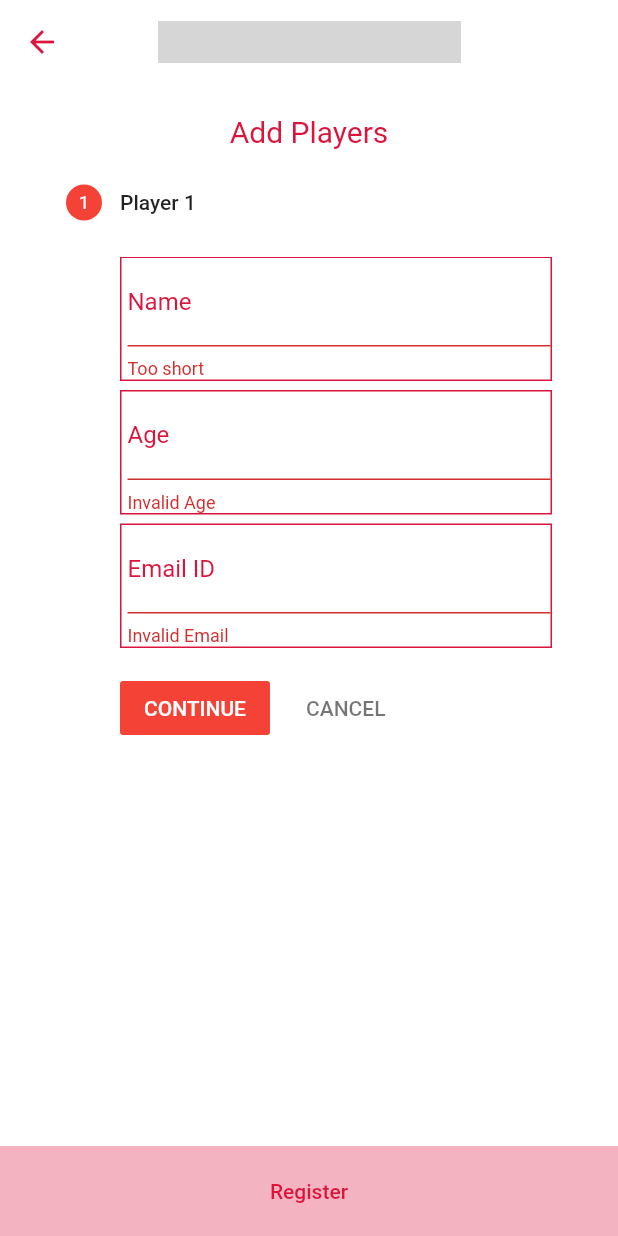
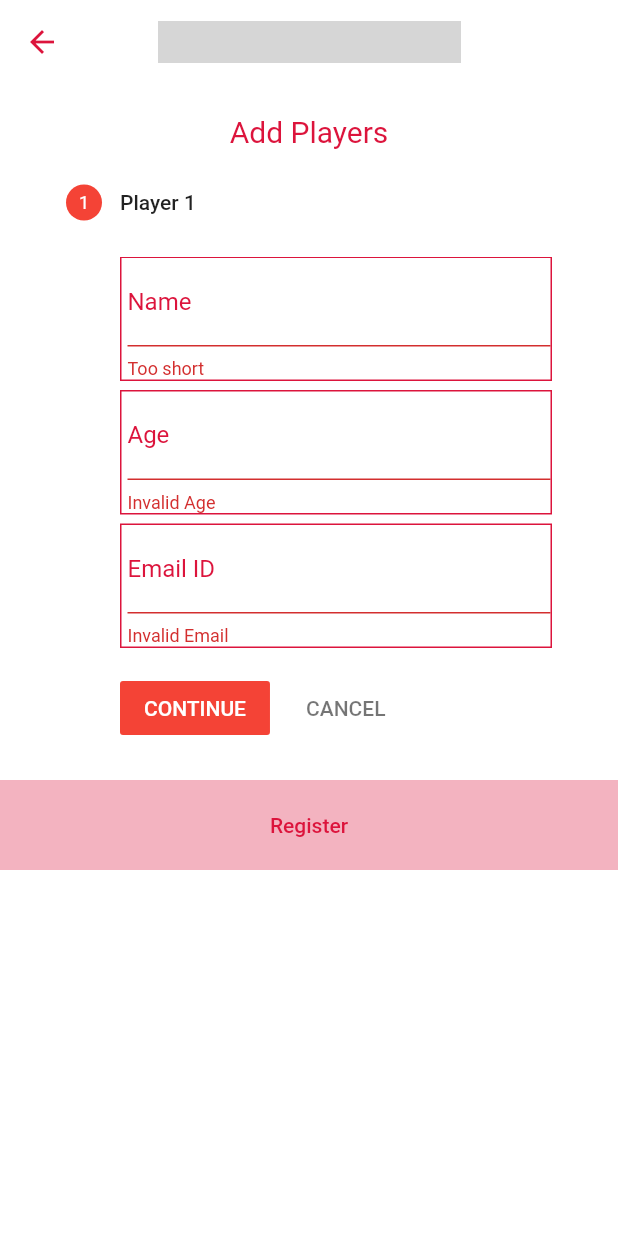
Before and after one commit to ronak197/Concours, a Flutter app: the AddPlayersPage screen opened directly with empty values, after a tap on "Register", on a phone screen of 412 x 824 dp. Run offline on Flutter 3.47's test engine with Material 2 defaults, Android fonts, the phone set to English and light mode, and no system bars; our stand-ins replace cloud_firestore, firebase_auth, google_sign_in; accounts and stored records are empty; grey boxes are pictures that could not be loaded.

```diff
--- a/lib/add_players.dart
+++ b/lib/add_players.dart
@@ -69,15 +69,15 @@ class _AddPlayersPageState extends State<AddPlayersPage> with TickerProviderStat
   }
 //
   void _register(){
-    int count=0;
-    for(int i=0; i<playerInfoSteps.length; i+=1) {
+    int count = 0;
+    for(int i = 0; i < playerInfoSteps.length; i++) {
       final form = playerInfoSteps[i].formKey.currentState;
-      if (form.validate()) {
+      if(form.validate()) {
         form.save();
-         ++count;
+        count++;
       }
     }
-    if(count==playerInfoSteps.length){
+    if(count == playerInfoSteps.length){
 
       Map<String,dynamic> data = new Map();
 
@@ -101,7 +101,7 @@ class _AddPlayersPageState extends State<AddPlayersPage> with TickerProviderStat
   }
 
   void sendToFireStore(var data){
-    DocumentReference documentReference = Firestore.instance.document("${teamInfo.selectedSport}/${teamInfo.category}/");
+    DocumentReference documentReference = Firestore.instance.document("${teamInfo.selectedSport}/${teamInfo.teamName}/");
     documentReference.setData(data)
         .whenComplete((){
       print("Document Added");
@@ -130,8 +130,7 @@ class _AddPlayersPageState extends State<AddPlayersPage> with TickerProviderStat
         ),
         centerTitle: true,
       ),
-      body:
-      Column(
+      body: ListView(
         children: <Widget>[
           Container(
             child: new Padding(
@@ -161,7 +160,7 @@ class _AddPlayersPageState extends State<AddPlayersPage> with TickerProviderStat
               ),
             ),
           ),
-          Expanded(
+          Container(
             child:Column(
               mainAxisSize: MainAxisSize.max,
               mainAxisAlignment: MainAxisAlignment.end,
@@ -189,9 +188,7 @@ class _AddPlayersPageState extends State<AddPlayersPage> with TickerProviderStat
               ]
             )
           )
-          ,
         ],
-        mainAxisSize: MainAxisSize.max,
       ),
     );
   }
```
Also changed, not shown: lib/leaderboard.dart (+11 -0 lines), lib/registration.dart (+10 -8 lines), lib/upcoming_matches.dart (+14 -0 lines). Lines whose indentation alone changed are shown as unchanged.
